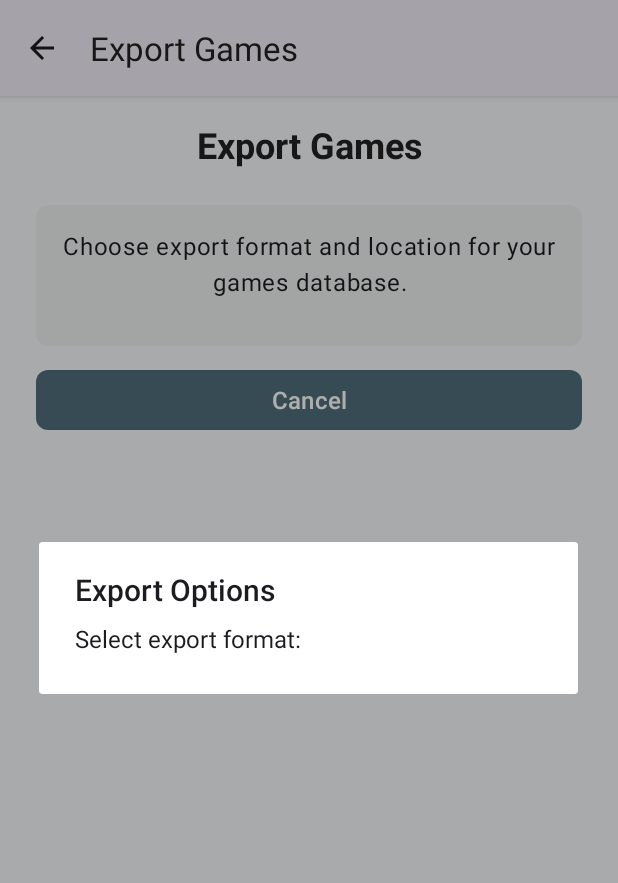
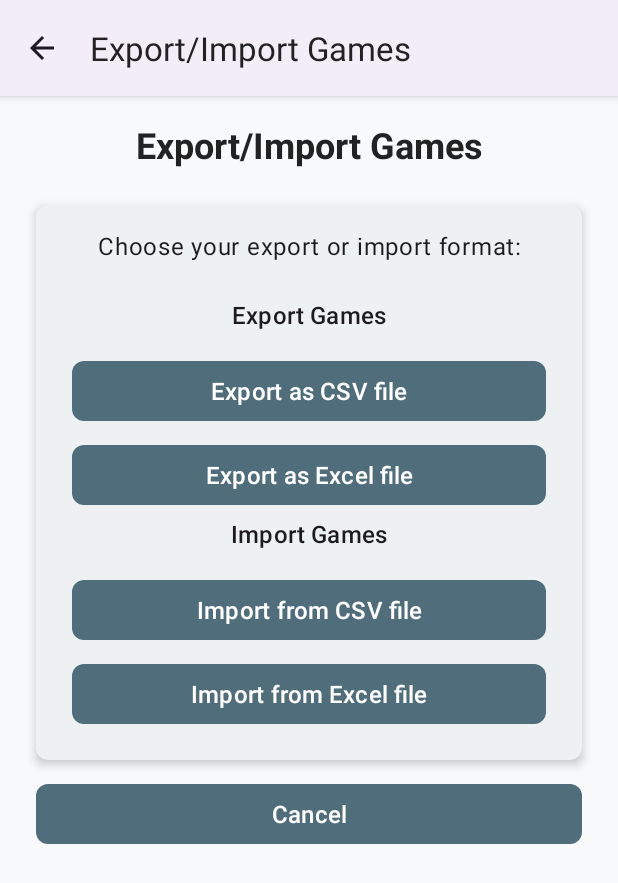
Before and after one commit to MatthewStebbins/BoardgameInventory_android, an Android app: the ExportImportActivity screen opened directly, with no data from a screen before it, on a phone screen of 412 x 824 dp. Shown: the top 883 px of the screen. Run offline under Robolectric (Android 15) with nearby library versions, the phone set to English and light mode, and no system bars; our stand-ins replace Room's generated code.

Commit message:
Combine export/import into unified interface
- Replace separate Export/Import buttons with single 'Export/Import Games' button on main screen
- Update ExportImportActivity to show all format options directly on screen instead of dialogs
- Add export and import format buttons (CSV/Excel) directly to activity layout
- Remove dialog-based format selection for better UX
- Simplify MainActivity by combining showExportDialog() and showImportDialog() into showExportImportScreen()
- Remove dependency on 'mode' parameter in ExportImportActivity
- Update string resources to support unified interface
- Improve user experience with direct access to all export/import options

```diff
--- a/app/src/main/java/com/boardgameinventory/ui/ExportImportActivity.kt
+++ b/app/src/main/java/com/boardgameinventory/ui/ExportImportActivity.kt
@@ -21,7 +21,6 @@ class ExportImportActivity : AppCompatActivity() {
 
     private lateinit var binding: ActivityExportImportBinding
     private val viewModel: ExportImportViewModel by viewModels()
-    private var currentMode = ""
     private var pendingImportUri: Uri? = null
 
     private val exportCSVLauncher = registerForActivityResult(ActivityResultContracts.StartActivityForResult()) { result ->
@@ -63,43 +62,35 @@ class ExportImportActivity : AppCompatActivity() {
         binding = ActivityExportImportBinding.inflate(layoutInflater)
         setContentView(binding.root)
 
-        currentMode = intent.getStringExtra("mode") ?: "export"
-
         setupToolbar()
         setupUI()
         observeViewModel()
-
-        // Show the appropriate dialog based on mode after a short delay
-        // to ensure the activity is fully created
-        binding.root.post {
-            if (currentMode == "export") {
-                showExportDialog()
-            } else {
-                showImportDialog()
-            }
-        }
+        setupButtonClickListeners()
     }
 
     private fun setupToolbar() {
         supportActionBar?.apply {
             setDisplayHomeAsUpEnabled(true)
-            title = if (currentMode == "export") getString(R.string.export_title) else getString(R.string.import_title)
+            title = getString(R.string.export_import_title)
         }
     }
 
     private fun setupUI() {
         binding.apply {
-            if (currentMode == "export") {
-                tvTitle.text = getString(R.string.export_title)
-                tvDescription.text = "Choose export format and location for your games database."
-            } else {
-                tvTitle.text = getString(R.string.import_title)
-                tvDescription.text = "Choose the file to import games from."
-            }
+            tvTitle.text = getString(R.string.export_import_title)
 
             btnClose.setOnClickListener {
                 finish()
             }
+        }
+    }
+
+    private fun setupButtonClickListeners() {
+        binding.apply {
+            btnExportCsv.setOnClickListener { exportAsCSV() }
+            btnExportExcel.setOnClickListener { exportAsExcel() }
+            btnImportCsv.setOnClickListener { importFromCSV() }
+            btnImportExcel.setOnClickListener { importFromExcel() }
         }
     }
 
@@ -136,46 +127,6 @@ class ExportImportActivity : AppCompatActivity() {
                 }
             }
         }
-    }
-
-    private fun showExportDialog() {
-        val options = arrayOf(
-            getString(R.string.export_csv_option),
-            getString(R.string.export_excel_option)
-        )
-
-        AlertDialog.Builder(this)
-            .setTitle(getString(R.string.export_dialog_title))
-            .setMessage(getString(R.string.select_export_format))
-            .setItems(options) { _, which ->
-                when (which) {
-                    0 -> exportAsCSV()
-                    1 -> exportAsExcel()
-                }
-            }
-            .setCancelable(true)
-            .setOnCancelListener { finish() }
-            .show()
-    }
-
-    private fun showImportDialog() {
-        val options = arrayOf(
-            getString(R.string.import_csv_option),
-            getString(R.string.import_excel_option)
-        )
-
-        AlertDialog.Builder(this)
-            .setTitle(getString(R.string.import_dialog_title))
-            .setMessage(getString(R.string.select_import_format))
-            .setItems(options) { _, which ->
-                when (which) {
-                    0 -> importFromCSV()
-                    1 -> importFromExcel()
-                }
-            }
-            .setCancelable(true)
-            .setOnCancelListener { finish() }
-            .show()
     }
 
     private fun showImportOptionsDialog(isCSV: Boolean) {
--- a/app/src/main/res/layout/activity_export_import.xml
+++ b/app/src/main/res/layout/activity_export_import.xml
@@ -42,10 +42,62 @@
                         android:id="@+id/tv_description"
                         android:layout_width="match_parent"
                         android:layout_height="wrap_content"
-                        android:text="Choose your export or import options."
+                        android:text="Choose your export or import format:"
                         android:textAppearance="@style/TextAppearance.Material3.BodyLarge"
                         android:textAlignment="center"
-                        android:layout_marginBottom="16dp" />
+                        android:layout_marginBottom="24dp" />
+
+                    <!-- Export Section -->
+                    <TextView
+                        android:id="@+id/tv_export_title"
+                        android:layout_width="match_parent"
+                        android:layout_height="wrap_content"
+                        android:text="Export Games"
+                        android:textAppearance="@style/TextAppearance.Material3.TitleMedium"
+                        android:textAlignment="center"
+                        android:layout_marginBottom="12dp" />
+
+                    <com.google.android.material.button.MaterialButton
+                        android:id="@+id/btn_export_csv"
+                        style="@style/ButtonStyle"
+                        android:layout_width="match_parent"
+                        android:layout_height="wrap_content"
+                        android:layout_marginBottom="8dp"
+                        android:text="@string/export_csv_option" />
+
+                    <com.google.android.material.button.MaterialButton
+                        android:id="@+id/btn_export_excel"
+                        style="@style/ButtonStyle"
+                        android:layout_width="match_parent"
+                        android:layout_height="wrap_content"
+                        android:layout_marginBottom="24dp"
+                        android:text="@string/export_excel_option" />
+
+                    <!-- Import Section -->
+                    <TextView
+                        android:id="@+id/tv_import_title"
+                        android:layout_width="match_parent"
+                        android:layout_height="wrap_content"
+                        android:text="Import Games"
+                        android:textAppearance="@style/TextAppearance.Material3.TitleMedium"
+                        android:textAlignment="center"
+                        android:layout_marginBottom="12dp" />
+
+                    <com.google.android.material.button.MaterialButton
+                        android:id="@+id/btn_import_csv"
+                        style="@style/ButtonStyle"
+                        android:layout_width="match_parent"
+                        android:layout_height="wrap_content"
+                        android:layout_marginBottom="8dp"
+                        android:text="@string/import_csv_option" />
+
+                    <com.google.android.material.button.MaterialButton
+                        android:id="@+id/btn_import_excel"
+                        style="@style/ButtonStyle"
+                        android:layout_width="match_parent"
+                        android:layout_height="wrap_content"
+                        android:layout_marginBottom="16dp"
+                        android:text="@string/import_excel_option" />
 
                     <!-- Status Text -->
                     <TextView
--- a/app/src/main/res/values/strings.xml
+++ b/app/src/main/res/values/strings.xml
@@ -12,6 +12,7 @@
     <string name="delete_game">Delete Game</string>
     <string name="export_games">Export CSV/Excel</string>
     <string name="import_games">Import CSV/Excel</string>
+    <string name="export_import_games">Export/Import Games</string>
 
     <!-- Add Game -->
     <string name="add_game_title">Add Game by Barcode</string>
@@ -158,6 +159,7 @@
     <string name="bulk_upload_failed_item">• %s</string>
 
     <!-- Export/Import Dialog Messages -->
+    <string name="export_import_title">Export/Import Games</string>
     <string name="export_dialog_title">Export Options</string>
     <string name="import_dialog_title">Import Options</string>
     <string name="select_export_format">Select export format:</string>
```
Also changed, not shown: app/src/main/java/com/boardgameinventory/MainActivity.kt (+3 -14 lines), app/src/main/res/layout/activity_main.xml (+2 -9 lines).
